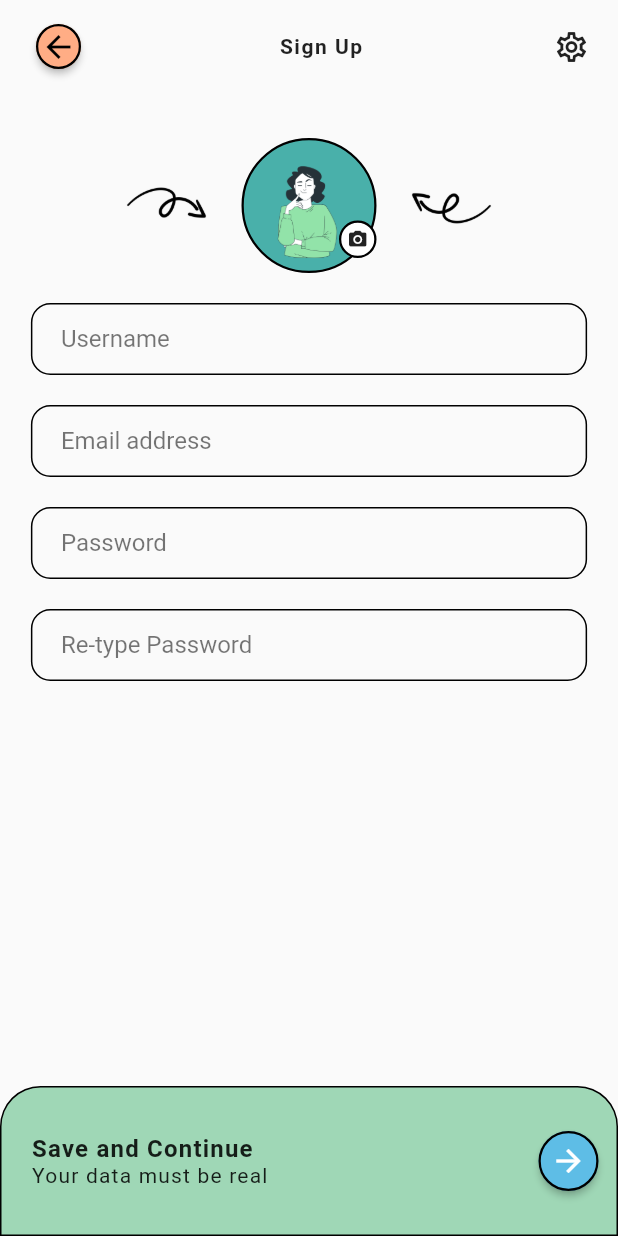
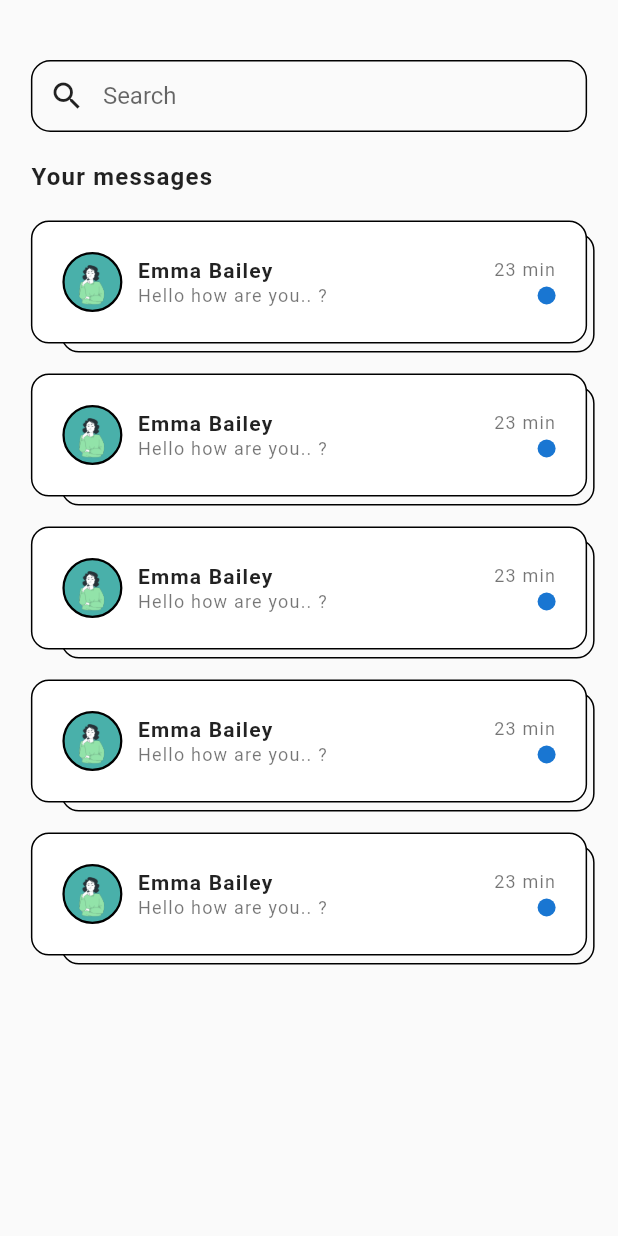
Before and after one commit to rragnarsd/chatz, a Flutter app: the SignUpScreen screen opened directly, after a tap on the "arrow forward" icon, on a phone screen of 412 x 824 dp. Run offline on Flutter 3.47's test engine with Material 2 defaults, Android fonts, the phone set to English and light mode, and no system bars; our stand-ins replace google_fonts; Roboto replaces fonts that are missing (Sarabun).

Commit message:
HomeScreen

```diff
--- a/lib/main.dart
+++ b/lib/main.dart
@@ -22,8 +22,9 @@ class MyApp extends StatelessWidget {
     return MaterialApp(
       title: 'Flutter Demo',
       theme: ThemeData(
-          primarySwatch: Colors.blue,
-          textTheme: GoogleFonts.sarabunTextTheme()),
+        primarySwatch: Colors.blue,
+        textTheme: GoogleFonts.sarabunTextTheme(),
+      ),
       debugShowCheckedModeBanner: false,
       home: const LandingScreen(),
     );
--- a/lib/screens/auth_screens/sign_in_screen.dart
+++ b/lib/screens/auth_screens/sign_in_screen.dart
@@ -1,4 +1,6 @@
 import 'package:chatz/screens/auth_screens/widgets/bottom_bar.dart';
+import 'package:chatz/screens/home_screen/home_screen.dart';
+
 import 'package:chatz/widgets/app_bar.dart';
 import 'package:chatz/widgets/text_field.dart';
 import 'package:flutter/material.dart';
@@ -36,9 +38,13 @@ class SignInScreen extends StatelessWidget {
               ),
             ),
             if (!isKeyboardVisible)
-              const SignUpBottomBar(
+              AuthBottomBar(
                 mainText: 'I\'m ready',
                 subText: '...and real',
+                onTapped: () => Navigator.push(
+                    context,
+                    MaterialPageRoute(
+                        builder: (context) => const HomeScreen())),
               )
           ]),
         ),
--- a/lib/screens/auth_screens/sign_up_screen.dart
+++ b/lib/screens/auth_screens/sign_up_screen.dart
@@ -1,3 +1,4 @@
+import 'package:chatz/screens/home_screen/home_screen.dart';
 import 'package:chatz/widgets/app_bar.dart';
 import 'package:chatz/screens/auth_screens/widgets/avatar_row.dart';
 import 'package:chatz/screens/auth_screens/widgets/bottom_bar.dart';
@@ -41,9 +42,13 @@ class _SignUpScreenState extends State<SignUpScreen> {
               ),
             ),
             if (!isKeyboardVisible)
-              const SignUpBottomBar(
+              AuthBottomBar(
                 mainText: 'Save and Continue',
                 subText: 'Your data must be real',
+                onTapped: () => Navigator.push(
+                    context,
+                    MaterialPageRoute(
+                        builder: (context) => const HomeScreen())),
               )
           ]),
         ),
--- a/lib/screens/auth_screens/widgets/bottom_bar.dart
+++ b/lib/screens/auth_screens/widgets/bottom_bar.dart
@@ -1,15 +1,17 @@
 import 'package:chatz/screens/auth_screens/widgets/bottom_bar_items.dart';
 import 'package:flutter/material.dart';
 
-class SignUpBottomBar extends StatelessWidget {
-  const SignUpBottomBar({
+class AuthBottomBar extends StatelessWidget {
+  const AuthBottomBar({
     Key? key,
     required this.mainText,
     required this.subText,
+    required this.onTapped,
   }) : super(key: key);
 
   final String mainText;
   final String subText;
+  final Function onTapped;
 
   @override
   Widget build(BuildContext context) {
@@ -26,7 +28,11 @@ class SignUpBottomBar extends StatelessWidget {
           topRight: Radius.circular(27),
         ),
       ),
-      child: BottomBarItems(mainText: mainText, subText: subText),
+      child: BottomBarItems(
+        mainText: mainText,
+        subText: subText,
+        onTapped: () => onTapped(),
+      ),
     );
   }
 }
--- a/lib/screens/auth_screens/widgets/bottom_bar_items.dart
+++ b/lib/screens/auth_screens/widgets/bottom_bar_items.dart
@@ -6,10 +6,12 @@ class BottomBarItems extends StatelessWidget {
     Key? key,
     required this.mainText,
     required this.subText,
+    required this.onTapped,
   }) : super(key: key);
 
   final String mainText;
   final String subText;
+  final Function onTapped;
 
   @override
   Widget build(BuildContext context) {
@@ -43,7 +45,7 @@ class BottomBarItems extends StatelessWidget {
           btnColor: const Color(0xff5EBDE6),
           iconColor: Colors.white,
           icon: Icons.arrow_forward,
-          onTapped: () {},
+          onTapped: () => onTapped(),
         ),
       ]),
     );
--- /dev/null
+++ b/lib/screens/home_screen/home_screen.dart
@@ -0,0 +1,52 @@
+import 'package:chatz/screens/home_screen/widgets/chat_tile_body.dart';
+import 'package:chatz/screens/home_screen/widgets/search_box.dart';
+import 'package:flutter/material.dart';
+
+class HomeScreen extends StatelessWidget {
+  const HomeScreen({Key? key}) : super(key: key);
+
+  @override
+  Widget build(BuildContext context) {
+    return Scaffold(
+      body: SafeArea(
+        child: Center(
+          child: SizedBox(
+            height: MediaQuery.of(context).size.height,
+            child: Column(
+              crossAxisAlignment: CrossAxisAlignment.start,
+              children: [
+                const SizedBox(height: 40),
+                SizedBox(
+                  width: MediaQuery.of(context).size.width * 0.9,
+                  child: const ChatSearchBox(),
+                ),
+                const SizedBox(height: 20),
+                const Text(
+                  'Your messages',
+                  style: TextStyle(
+                      fontWeight: FontWeight.w600,
+                      fontSize: 16,
+                      letterSpacing: 0.8),
+                ),
+                const SizedBox(height: 20),
+                SizedBox(
+                  width: MediaQuery.of(context).size.width * 0.9,
+                  height: MediaQuery.of(context).size.height * 0.6,
+                  child: ListView.separated(
+                    clipBehavior: Clip.none,
+                    separatorBuilder: (context, index) =>
+                        const SizedBox(height: 20),
+                    itemCount: 8,
+                    itemBuilder: (context, index) {
+                      return const ChatTileBody();
+                    },
+                  ),
+                ),
+              ],
+            ),
+          ),
+        ),
+      ),
+    );
+  }
+}
--- /dev/null
+++ b/lib/screens/home_screen/widgets/chat_tile.dart
@@ -0,0 +1,67 @@
+import 'package:flutter/material.dart';
+
+class ChatTile extends StatelessWidget {
+  const ChatTile({
+    Key? key,
+  }) : super(key: key);
+
+  @override
+  Widget build(BuildContext context) {
+    return Row(mainAxisAlignment: MainAxisAlignment.spaceBetween, children: [
+      Row(
+        children: [
+          Container(
+            height: 40,
+            decoration: BoxDecoration(
+              border: Border.all(width: 1.5),
+              shape: BoxShape.circle,
+              color: const Color(0xff49b0aa),
+            ),
+            child: Image.asset(
+              'assets/avatar.png',
+              alignment: Alignment.topCenter,
+            ),
+          ),
+          const SizedBox(width: 10),
+          Column(
+            crossAxisAlignment: CrossAxisAlignment.start,
+            children: const [
+              Text(
+                'Emma Bailey',
+                style: TextStyle(
+                  fontWeight: FontWeight.w600,
+                  letterSpacing: 0.8,
+                  color: Colors.black87,
+                ),
+              ),
+              SizedBox(height: 2),
+              Text(
+                'Hello how are you.. ?',
+                style: TextStyle(
+                  fontSize: 12,
+                  letterSpacing: 0.8,
+                  color: Colors.black54,
+                ),
+              ),
+            ],
+          ),
+        ],
+      ),
+      Column(
+        crossAxisAlignment: CrossAxisAlignment.end,
+        children: const [
+          Text(
+            '23 min',
+            style: TextStyle(
+              fontSize: 12,
+              letterSpacing: 0.8,
+              color: Colors.black54,
+            ),
+          ),
+          SizedBox(height: 4),
+          CircleAvatar(radius: 6),
+        ],
+      )
+    ]);
+  }
+}
--- /dev/null
+++ b/lib/screens/home_screen/widgets/chat_tile_body.dart
@@ -0,0 +1,39 @@
+import 'package:chatz/screens/home_screen/widgets/chat_tile.dart';
+import 'package:flutter/material.dart';
+
+class ChatTileBody extends StatelessWidget {
+  const ChatTileBody({
+    Key? key,
+  }) : super(key: key);
+
+  @override
+  Widget build(BuildContext context) {
+    return SizedBox(
+      width: MediaQuery.of(context).size.width * 0.9,
+      child: Stack(clipBehavior: Clip.none, children: [
+        Positioned(
+          left: 20,
+          right: -5,
+          top: 8,
+          child: Container(
+            height: 80,
+            width: MediaQuery.of(context).size.width * 0.8,
+            decoration: BoxDecoration(
+              borderRadius: BorderRadius.circular(12),
+              border: Border.all(),
+            ),
+          ),
+        ),
+        Container(
+          padding: const EdgeInsets.all(20),
+          decoration: BoxDecoration(
+            border: Border.all(),
+            borderRadius: BorderRadius.circular(12),
+            color: Colors.white,
+          ),
+          child: const ChatTile(),
+        ),
+      ]),
+    );
+  }
+}
--- /dev/null
+++ b/lib/screens/home_screen/widgets/search_box.dart
@@ -0,0 +1,38 @@
+import 'package:flutter/material.dart';
+
+class ChatSearchBox extends StatelessWidget {
+  const ChatSearchBox({
+    Key? key,
+  }) : super(key: key);
+
+  @override
+  Widget build(BuildContext context) {
+    return const TextField(
+      cursorColor: Colors.black,
+      decoration: InputDecoration(
+        prefixIcon: Icon(
+          Icons.search,
+          color: Colors.black87,
+        ),
+        hintText: 'Search',
+        labelStyle: TextStyle(color: Colors.black54),
+        contentPadding: EdgeInsets.only(left: 20),
+        enabledBorder: OutlineInputBorder(
+          borderRadius: BorderRadius.all(
+            Radius.circular(13),
+          ),
+        ),
+        focusedBorder: OutlineInputBorder(
+          borderRadius: BorderRadius.all(
+            Radius.circular(13),
+          ),
+        ),
+        border: OutlineInputBorder(
+          borderRadius: BorderRadius.all(
+            Radius.circular(13),
+          ),
+        ),
+      ),
+    );
+  }
+}
--- a/lib/screens/landing_screen/landing_screen.dart
+++ b/lib/screens/landing_screen/landing_screen.dart
@@ -1,7 +1,7 @@
 import 'package:chatz/screens/auth_screens/sign_in_screen.dart';
 import 'package:chatz/screens/auth_screens/sign_up_screen.dart';
-import 'package:chatz/screens/widgets/landing_carousel.dart';
-import 'package:chatz/screens/widgets/elevated_btn.dart';
+import 'package:chatz/screens/landing_screen/widgets/elevated_btn.dart';
+import 'package:chatz/screens/landing_screen/widgets/landing_carousel.dart';
 import 'package:flutter/material.dart';
 
 class LandingScreen extends StatelessWidget {
--- a/lib/screens/widgets/landing_carousel.dart
+++ b/lib/screens/landing_screen/widgets/landing_carousel.dart
@@ -1,4 +1,4 @@
-import 'package:chatz/screens/widgets/carousel.dart';
+import 'package:chatz/screens/landing_screen/widgets/carousel.dart';
 import 'package:flutter/material.dart';
 
 class LandingCarousel extends StatefulWidget {
```
Also changed, not shown: lib/screens/landing_screen/widgets/carousel.dart (renamed from lib/screens/widgets/carousel.dart), lib/screens/landing_screen/widgets/elevated_btn.dart (renamed from lib/screens/widgets/elevated_btn.dart).
